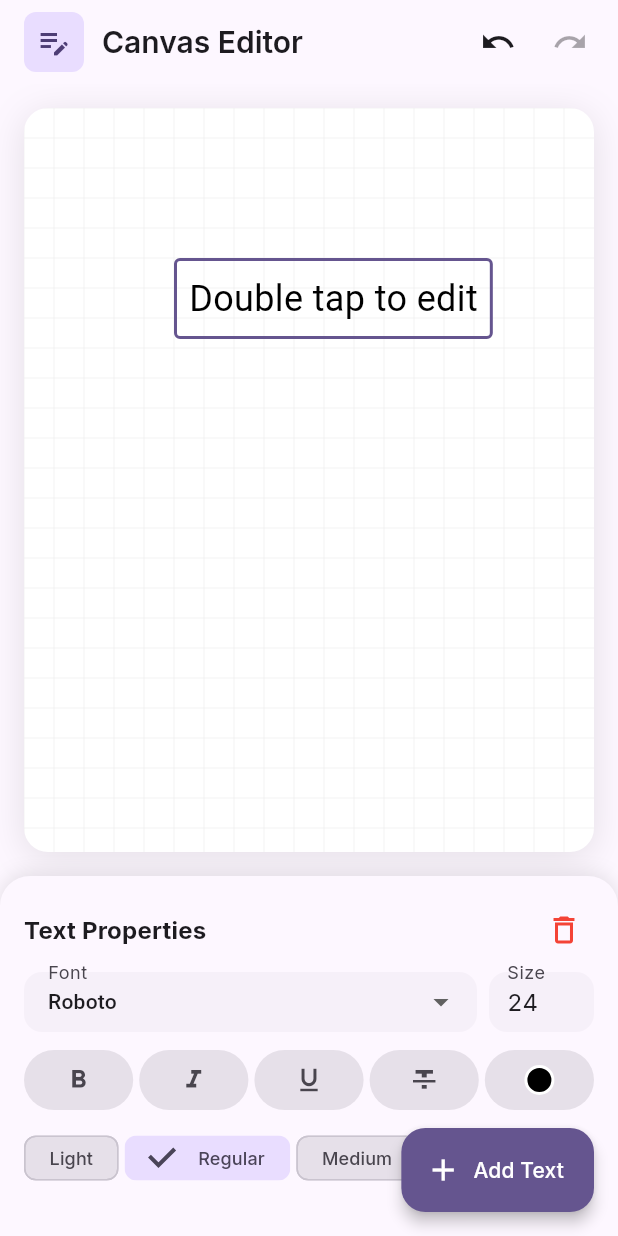
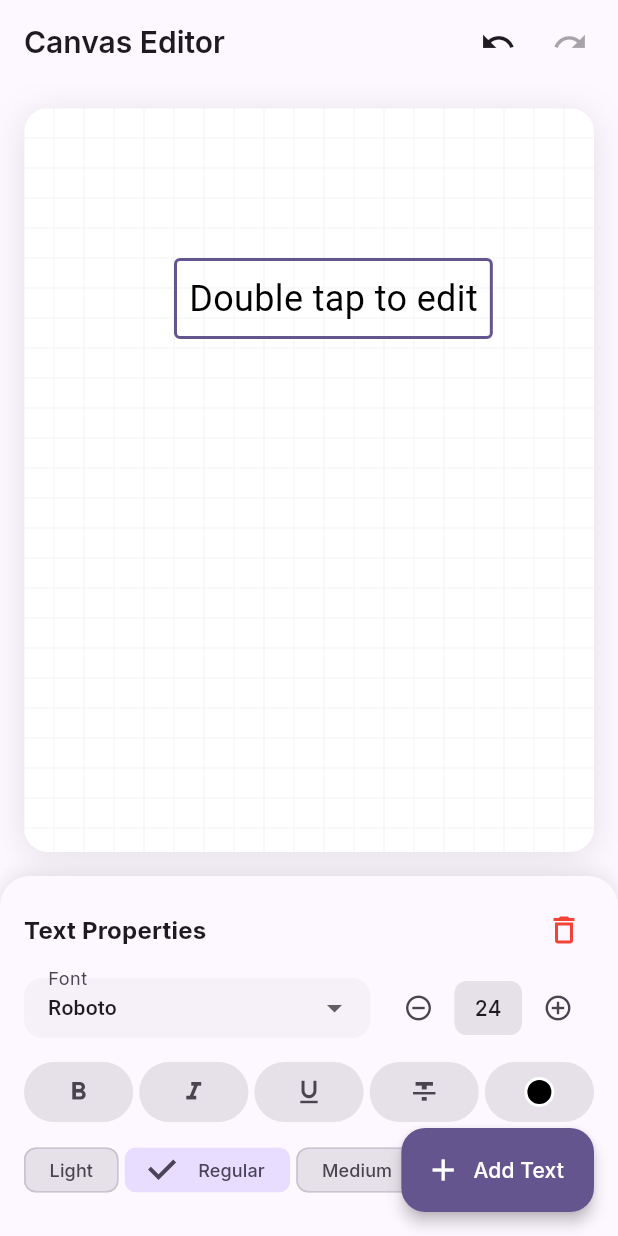
Before and after one commit to mack3y/celebrare, a Flutter app: the screen it shows after launch, after a tap on "Add Text", on a phone screen of 412 x 824 dp. Run offline on Flutter 3.47's test engine with Material 3 defaults, Android fonts, the phone set to English and light mode, and no system bars; our stand-ins replace flutter_colorpicker, google_fonts.

Commit message:
updated size in editing panel

```diff
--- a/lib/screens/canvas_screen.dart
+++ b/lib/screens/canvas_screen.dart
@@ -17,23 +17,7 @@ class CanvasScreen extends StatelessWidget {
       backgroundColor: Theme.of(context).colorScheme.surface,
       appBar: AppBar(
         elevation: 0,
-        title: Row(
-          children: [
-            Container(
-              padding: const EdgeInsets.all(8),
-              decoration: BoxDecoration(
-                color: Theme.of(context).colorScheme.primaryContainer,
-                borderRadius: BorderRadius.circular(8),
-              ),
-              child: Icon(
-                Icons.edit_note,
-                color: Theme.of(context).colorScheme.onPrimaryContainer,
-              ),
-            ),
-            const SizedBox(width: 12),
-            const Text('Canvas Editor'),
-          ],
-        ),
+        title: const Text('Canvas Editor'),
         actions: [
           // Undo button
           IconButton(
@@ -65,6 +49,7 @@ class CanvasScreen extends StatelessWidget {
         label: const Text('Add Text'),
         elevation: 4,
       ),
+      floatingActionButtonLocation: FloatingActionButtonLocation.endFloat,
     );
   }
 
--- a/lib/widgets/text_editor_panel.dart
+++ b/lib/widgets/text_editor_panel.dart
@@ -47,7 +47,12 @@ class _TextEditorPanelState extends State<TextEditorPanel> {
     }
 
     return Container(
-      padding: EdgeInsets.all(isSmallScreen ? 12 : 16),
+      padding: EdgeInsets.only(
+        left: isSmallScreen ? 12 : 16,
+        right: isSmallScreen ? 12 : 16,
+        top: isSmallScreen ? 12 : 16,
+        bottom: isSmallScreen ? 80 : 16, // Extra bottom padding for FAB
+      ),
       decoration: BoxDecoration(
         color: Theme.of(context).colorScheme.surface,
         borderRadius: const BorderRadius.vertical(top: Radius.circular(20)),
@@ -156,35 +161,63 @@ class _TextEditorPanelState extends State<TextEditorPanel> {
                 ),
               ),
               const SizedBox(width: 8),
-              SizedBox(
-                width: 70,
-                child: TextField(
-                  decoration: InputDecoration(
-                    labelText: 'Size',
-                    border: OutlineInputBorder(
-                      borderRadius: BorderRadius.circular(8),
+              // Font size with increment/decrement buttons
+              Row(
+                children: [
+                  IconButton(
+                    icon: const Icon(Icons.remove_circle_outline, size: 20),
+                    onPressed: () {
+                      final newSize = (item.fontSize - 2).clamp(12.0, 120.0);
+                      stateManager.updateTextItem(
+                        item.id,
+                        item.copyWith(fontSize: newSize),
+                      );
+                    },
+                    padding: EdgeInsets.zero,
+                    constraints: const BoxConstraints(
+                      minWidth: 32,
+                      minHeight: 32,
                     ),
-                    filled: true,
-                    contentPadding: const EdgeInsets.symmetric(
+                    tooltip: 'Decrease size',
+                  ),
+                  Container(
+                    width: 45,
+                    padding: const EdgeInsets.symmetric(
                       horizontal: 8,
                       vertical: 8,
                     ),
-                    isDense: true,
+                    decoration: BoxDecoration(
+                      color: Theme.of(
+                        context,
+                      ).colorScheme.surfaceContainerHighest,
+                      borderRadius: BorderRadius.circular(8),
+                    ),
+                    child: Text(
+                      item.fontSize.round().toString(),
+                      textAlign: TextAlign.center,
+                      style: const TextStyle(
+                        fontWeight: FontWeight.w500,
+                        fontSize: 14,
+                      ),
+                    ),
                   ),
-                  keyboardType: TextInputType.number,
-                  controller: TextEditingController(
-                    text: item.fontSize.round().toString(),
-                  ),
-                  onChanged: (value) {
-                    final size = double.tryParse(value);
-                    if (size != null && size >= 12 && size <= 120) {
+                  IconButton(
+                    icon: const Icon(Icons.add_circle_outline, size: 20),
+                    onPressed: () {
+                      final newSize = (item.fontSize + 2).clamp(12.0, 120.0);
                       stateManager.updateTextItem(
                         item.id,
-                        item.copyWith(fontSize: size),
+                        item.copyWith(fontSize: newSize),
                       );
-                    }
-                  },
-                ),
+                    },
+                    padding: EdgeInsets.zero,
+                    constraints: const BoxConstraints(
+                      minWidth: 32,
+                      minHeight: 32,
+                    ),
+                    tooltip: 'Increase size',
+                  ),
+                ],
               ),
             ],
           ),
```
